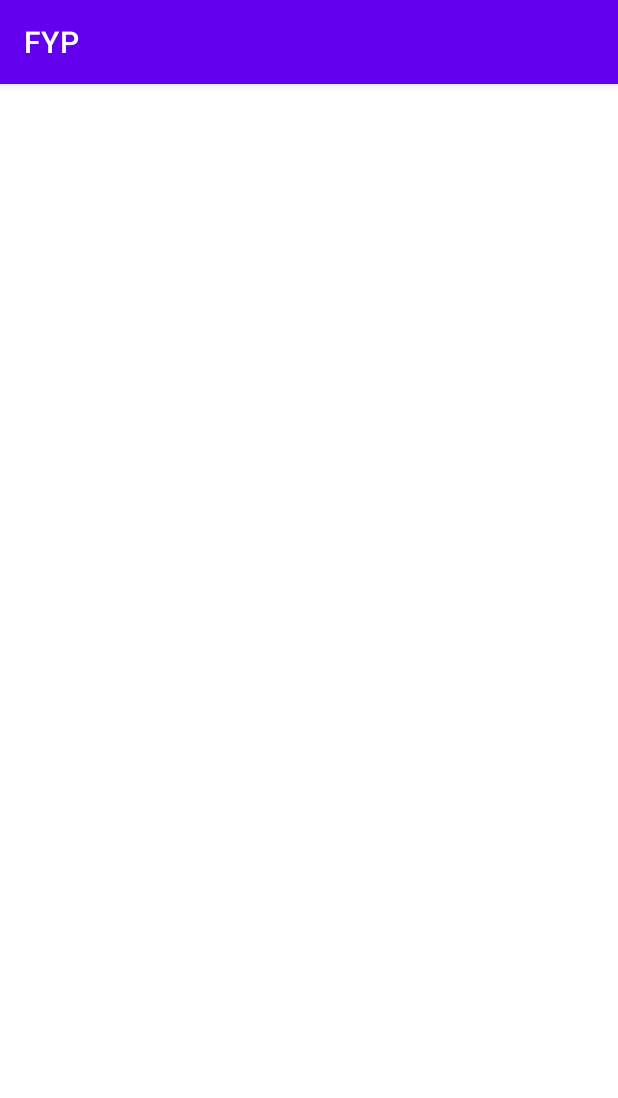
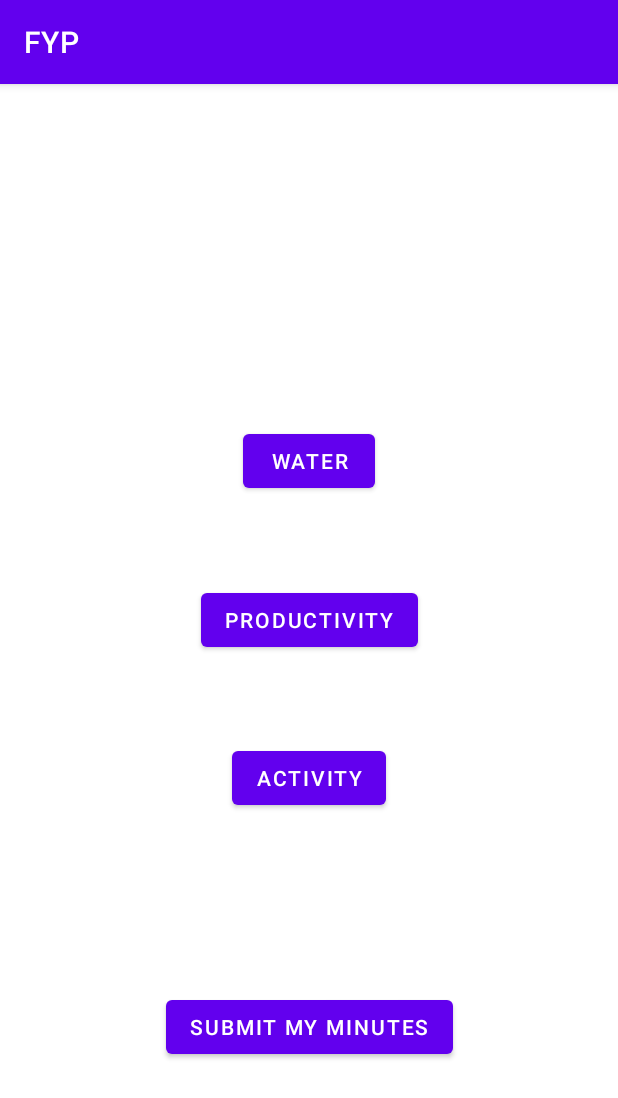
Before and after one commit to samliu000/FYP, an Android app: the CashInPage screen opened directly, with no data from a screen before it, on a phone screen of 412 x 824 dp. Shown: the top 1098 px of the screen. Run offline under Robolectric (Android 15) with nearby library versions, the phone set to English and light mode, and no system bars.

Commit message:
added the check in minutes system

```diff
--- a/app/src/main/java/com/lahacks/fyp/CashInPage.java
+++ b/app/src/main/java/com/lahacks/fyp/CashInPage.java
@@ -2,13 +2,74 @@ package com.lahacks.fyp;
 
 import androidx.appcompat.app.AppCompatActivity;
 
+import android.content.Intent;
+import android.content.SharedPreferences;
 import android.os.Bundle;
+import android.view.View;
+import android.widget.Button;
+import android.widget.Toast;
 
 public class CashInPage extends AppCompatActivity {
+
+    private Button waterButton;
+    private Button prodButton;
+    private Button activityButton;
+    private Button submitButton; //newwww
+
+    private int newMins; //This will accumulate the minutes added by the user with each button
 
     @Override
     protected void onCreate(Bundle savedInstanceState) {
         super.onCreate(savedInstanceState);
         setContentView(R.layout.activity_cash_in_page);
+
+        waterButton = findViewById(R.id.waterButton);
+        prodButton = findViewById(R.id.prodButton);
+        activityButton = findViewById(R.id.activityButton);
+        submitButton = findViewById(R.id.submitButton); //newwww
+
+        //NEW
+        Intent cashOutIntent = new Intent(getApplicationContext(), CashOutPage.class);
+
+        waterButton.setOnClickListener(new View.OnClickListener() {
+            @Override
+            public void onClick(View v) {
+                Toast.makeText(CashInPage.this, "Water", Toast.LENGTH_SHORT).show();
+                //New
+                newMins += 1;
+                cashOutIntent.putExtra("newMins", newMins);
+            }
+        });
+
+        prodButton.setOnClickListener(new View.OnClickListener() {
+            @Override
+            public void onClick(View v) {
+                Toast.makeText(CashInPage.this, "Productivity", Toast.LENGTH_SHORT).show();
+                //New
+                newMins += 5;
+                cashOutIntent.putExtra("newMins", newMins);
+            }
+        });
+
+        activityButton.setOnClickListener(new View.OnClickListener() {
+            @Override
+            public void onClick(View v) {
+                Toast.makeText(CashInPage.this, "Acitvity", Toast.LENGTH_SHORT).show();
+                //New
+                newMins += 10;
+                cashOutIntent.putExtra("newMins", newMins);
+            }
+        });
+
+        // Takes the user back to cashOutPage (timer) and records the new minutes added
+        submitButton.setOnClickListener(new View.OnClickListener() {
+            @Override
+            public void onClick(View v) {
+                startActivity(cashOutIntent);
+                // Resets everything once the new minutes is added to timer...
+                newMins = 0;
+                cashOutIntent.putExtra("newMins", 0);
+            }
+        });
     }
 }
--- a/app/src/main/res/layout/activity_cash_in_page.xml
+++ b/app/src/main/res/layout/activity_cash_in_page.xml
@@ -1,9 +1,55 @@
 <?xml version="1.0" encoding="utf-8"?>
-<androidx.constraintlayout.widget.ConstraintLayout xmlns:android="http://schemas.android.com/apk/res/android"
+<androidx.constraintlayout.widget.ConstraintLayout
+    xmlns:android="http://schemas.android.com/apk/res/android"
     xmlns:app="http://schemas.android.com/apk/res-auto"
     xmlns:tools="http://schemas.android.com/tools"
     android:layout_width="match_parent"
     android:layout_height="match_parent"
     tools:context=".CashInPage">
 
+
+    <Button
+        android:id="@+id/waterButton"
+        android:layout_width="wrap_content"
+        android:layout_height="wrap_content"
+        android:layout_marginTop="200dp"
+        android:text="Water"
+        app:layout_constraintBottom_toTopOf="@+id/prodButton"
+        app:layout_constraintEnd_toEndOf="parent"
+        app:layout_constraintStart_toStartOf="parent"
+        app:layout_constraintTop_toTopOf="parent" />
+
+    <Button
+        android:id="@+id/prodButton"
+        android:layout_width="wrap_content"
+        android:layout_height="wrap_content"
+        android:layout_marginTop="30dp"
+        android:text="Productivity"
+        app:layout_constraintBottom_toTopOf="@+id/activityButton"
+        app:layout_constraintEnd_toEndOf="parent"
+        app:layout_constraintStart_toStartOf="parent"
+        app:layout_constraintTop_toBottomOf="@id/waterButton"/>
+
+    <Button
+        android:id="@+id/activityButton"
+        android:layout_width="wrap_content"
+        android:layout_height="wrap_content"
+        android:layout_marginTop="30dp"
+        android:layout_marginBottom="90dp"
+        android:text="Activity"
+        app:layout_constraintEnd_toEndOf="parent"
+        app:layout_constraintStart_toStartOf="parent"
+        app:layout_constraintTop_toBottomOf="@+id/prodButton"
+        app:layout_constraintBottom_toTopOf="@id/submitButton"/>
+
+    <Button
+        android:id="@+id/submitButton"
+        android:layout_width="wrap_content"
+        android:layout_height="wrap_content"
+        android:layout_marginBottom="88dp"
+        android:text="Submit my Minutes"
+        app:layout_constraintBottom_toBottomOf="parent"
+        app:layout_constraintEnd_toEndOf="parent"
+        app:layout_constraintStart_toStartOf="parent"
+        app:layout_constraintTop_toBottomOf="@+id/activityButton" />
 </androidx.constraintlayout.widget.ConstraintLayout>
```
Also changed, not shown: app/src/main/java/com/lahacks/fyp/CashOutPage.java (+15 -17 lines), app/src/main/java/com/lahacks/fyp/MainActivity.java (+10 -0 lines), app/src/main/res/layout/activity_main.xml (+9 -0 lines).
